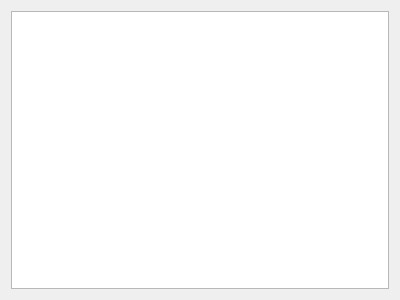
This is source/SubTests/V2Svk/V2SvkWidget.ui in mandlm/ESGRAF48 as Qt 5 draws it before an edit. The edited form follows.
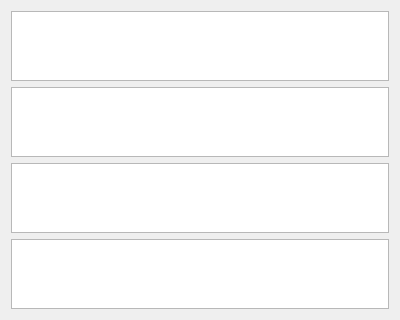
This is the edited form.

Patch:
```diff
--- a/source/SubTests/V2Svk/V2SvkWidget.ui
+++ b/source/SubTests/V2Svk/V2SvkWidget.ui
@@ -15,7 +15,16 @@
   </property>
   <layout class="QVBoxLayout" name="verticalLayout">
    <item>
-    <widget class="QTableView" name="v2SvkTableView"/>
+    <widget class="QTableView" name="wfTableView"/>
+   </item>
+   <item>
+    <widget class="QTableView" name="otTableView"/>
+   </item>
+   <item>
+    <widget class="QTableView" name="tprTableView"/>
+   </item>
+   <item>
+    <widget class="QTableView" name="tpeTableView"/>
    </item>
   </layout>
  </widget>
```
